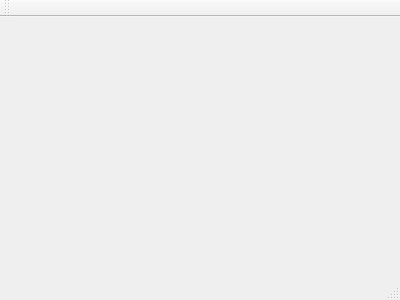
Above: ZAPIK/mainwindow.ui from michalkolodziej/ZAP_2 before the change. Below: the same form after it.
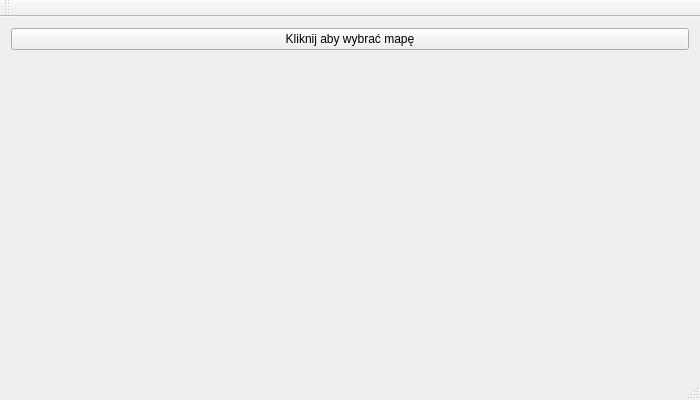
That is the form after the change.

Commit message: klasa okna glownego

What changed in the file:
```diff
--- a/ZAPIK/mainwindow.ui
+++ b/ZAPIK/mainwindow.ui
@@ -1,24 +1,56 @@
 <ui version="4.0">
  <class>MainWindow</class>
- <widget class="QMainWindow" name="MainWindow" >
-  <property name="geometry" >
+ <widget class="QMainWindow" name="MainWindow">
+  <property name="geometry">
    <rect>
     <x>0</x>
     <y>0</y>
-    <width>400</width>
-    <height>300</height>
+    <width>700</width>
+    <height>400</height>
    </rect>
   </property>
   <property name="windowTitle" >
    <string>MainWindow</string>
   </property>
-  <widget class="QMenuBar" name="menuBar" />
-  <widget class="QToolBar" name="mainToolBar" />
-  <widget class="QWidget" name="centralWidget" />
-  <widget class="QStatusBar" name="statusBar" />
+  <widget class="QWidget" name="centralWidget">
+   <layout class="QVBoxLayout" name="verticalLayout">
+    <item>
+     <widget class="QPushButton" name="button">
+      <property name="text">
+       <string>Kliknij aby wybrać mapę</string>
+      </property>
+     </widget>
+    </item>
+    <item>
+     <widget class="QLabel" name="label">
+      <property name="text">
+       <string/>
+      </property>
+     </widget>
+    </item>
+   </layout>
+  </widget>
+  <widget class="QMenuBar" name="menuBar">
+   <property name="geometry">
+    <rect>
+     <x>0</x>
+     <y>0</y>
+     <width>700</width>
+     <height>22</height>
+    </rect>
+   </property>
+  </widget>
+  <widget class="QToolBar" name="mainToolBar">
+   <attribute name="toolBarArea">
+    <enum>TopToolBarArea</enum>
+   </attribute>
+   <attribute name="toolBarBreak">
+    <bool>false</bool>
+   </attribute>
+  </widget>
+  <widget class="QStatusBar" name="statusBar"/>
  </widget>
- <layoutDefault spacing="6" margin="11" />
- <pixmapfunction></pixmapfunction>
+ <layoutdefault spacing="6" margin="11"/>
  <resources/>
  <connections/>
 </ui>
```
Left out of the diff: 3 changed lines with no effect on the pictures.
